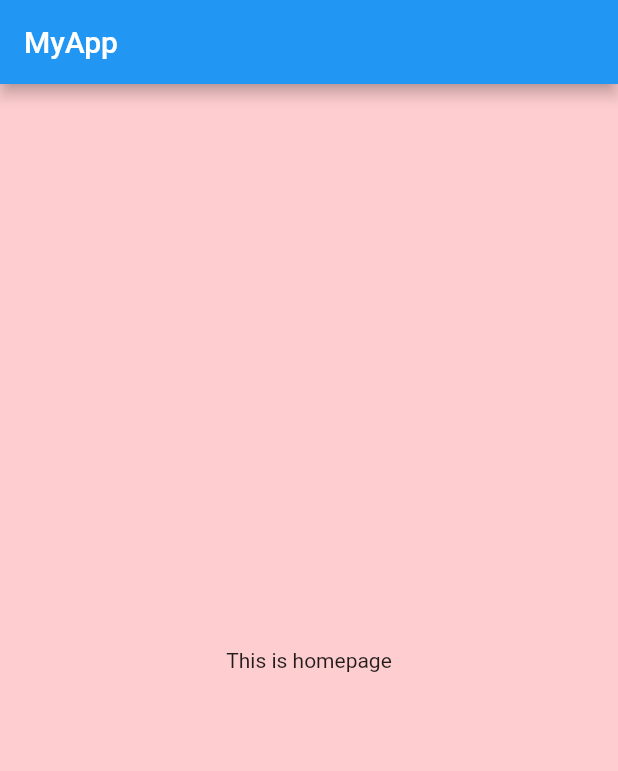
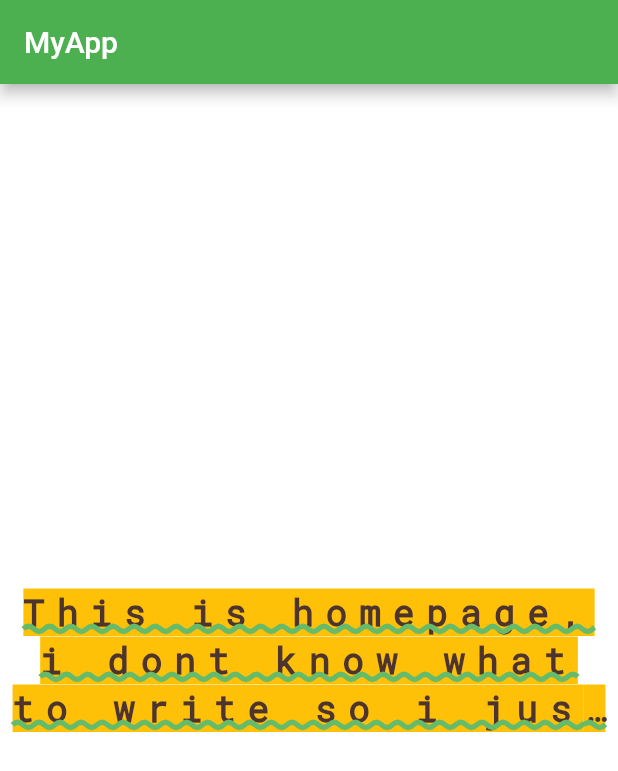
Before and after one commit to alfarelzaki/dart_fundamental, a Flutter app: the screen it shows after launch, on a phone screen of 412 x 824 dp. Shown: the top 771 px of the screen. Run offline on Flutter 3.47's test engine with Material 2 defaults, Android fonts, the phone set to English and light mode, and no system bars.

Commit message:
text widget exploration

```diff
--- a/lib/main.dart
+++ b/lib/main.dart
@@ -11,12 +11,31 @@ class MyApp extends StatelessWidget {
     return MaterialApp(
       debugShowCheckedModeBanner: false,
       home: Scaffold(
-        backgroundColor: Color(0xffFECDCF),
+        backgroundColor: Color(0xffffffff),
         appBar: AppBar(
-          title: Text("MyApp")
+          title: Text("MyApp"),
+          backgroundColor: Colors.green,
         ),
         body: Center(
-          child: Text("This is homepage")
+          child: Text(
+            "This is homepage, i dont know what to write so i just write everything that cross my mind here",
+            maxLines: 3,
+            overflow: TextOverflow.ellipsis,
+            textAlign: TextAlign.center,
+            style: TextStyle(
+              backgroundColor: Colors.amber,
+              color: Colors.brown[800],
+              fontSize: 24,
+              fontWeight: FontWeight.bold,
+              letterSpacing: 8,
+              fontFamily: "RobotoMono",
+              decorationStyle: TextDecorationStyle.wavy,
+              decoration: TextDecoration.underline,
+              decorationColor: Colors.green[400],
+              decorationThickness: 3
+
+            )
+          )
         ),
       )
     );
```
Also changed, not shown: pubspec.yaml (+6 -6 lines), fonts/RobotoMono-Regular.ttf (added).
